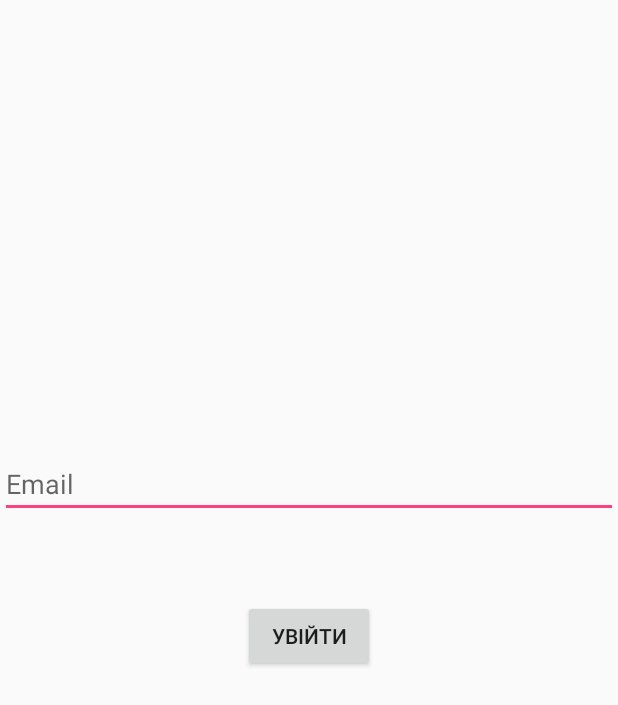
After one commit to svetamazz/DoorLock, an Android app: the layout activity_login.xml on its own in the app's theme, with its tools: preview values and no code run, on a phone screen of 412 x 824 dp. The commit adds this screen. Shown: the top 705 px of the screen. Run offline under Robolectric (Android 15) with nearby library versions, the phone set to English and light mode, and no system bars.

Commit message:
Added login

```diff
--- /dev/null
+++ b/app/src/main/res/layout/activity_login.xml
@@ -0,0 +1,36 @@
+<?xml version="1.0" encoding="utf-8"?>
+<RelativeLayout xmlns:android="http://schemas.android.com/apk/res/android"
+    xmlns:app="http://schemas.android.com/apk/res-auto"
+    xmlns:tools="http://schemas.android.com/tools"
+    android:id="@+id/activity_login"
+    android:layout_width="match_parent"
+    android:layout_height="match_parent"
+    tools:context="com.example.philipgo.servodoorlock.HomeActivity">
+
+    <EditText
+        android:id="@+id/editText"
+        android:layout_width="700px"
+        android:layout_height="wrap_content"
+        android:layout_centerHorizontal="true"
+        android:layout_marginTop="300dp"
+        android:ems="10"
+        android:hint="Email"
+        android:inputType="textEmailAddress"
+        app:layout_constraintBottom_toBottomOf="parent"
+        app:layout_constraintEnd_toEndOf="parent"
+        app:layout_constraintStart_toStartOf="parent"
+        app:layout_constraintTop_toTopOf="parent" />
+
+    <Button
+        android:id="@+id/button2"
+        android:layout_width="wrap_content"
+        android:layout_height="wrap_content"
+        android:layout_centerHorizontal="true"
+        android:layout_marginTop="400dp"
+        android:text="Увійти"
+        app:layout_constraintBottom_toTopOf="@+id/textView"
+        app:layout_constraintEnd_toEndOf="parent"
+        app:layout_constraintStart_toStartOf="parent"
+        app:layout_constraintTop_toBottomOf="@+id/editText" />
+
+</RelativeLayout>
--- a/app/src/main/res/layout/activity_main.xml
+++ b/app/src/main/res/layout/activity_main.xml
@@ -38,7 +38,7 @@
         android:layout_alignParentBottom="true"
         android:layout_centerHorizontal="true"
         android:layout_marginBottom="11dp"
-        android:text="Connect to door lock" />
+        android:text="Connect to lock" />
 
     <Button
         android:id="@+id/lock_state_btn"
--- a/gradle.properties
+++ b/gradle.properties
@@ -15,3 +15,5 @@ org.gradle.jvmargs=-Xmx1536m
 # This option should only be used with decoupled projects. More details, visit
 # http://www.gradle.org/docs/current/userguide/multi_project_builds.html#sec:decoupled_projects
 # org.gradle.parallel=true
+android.useAndroidX=true
+android.enableJetifier=true
```
Also changed, not shown: app/build.gradle (+15 -7 lines), app/src/main/AndroidManifest.xml (+8 -1 lines), app/src/main/java/com/example/philipgo/servodoorlock/HomeActivity.java (added, +257 -0 lines), app/src/main/java/com/example/philipgo/servodoorlock/MainActivity.java (+58 -228 lines), build.gradle (+3 -6 lines), app/src/main/res/drawable/locked_icon_copy.png (renamed from app/src/main/res/drawable/locked_icon - копия.png), 1 other file.
